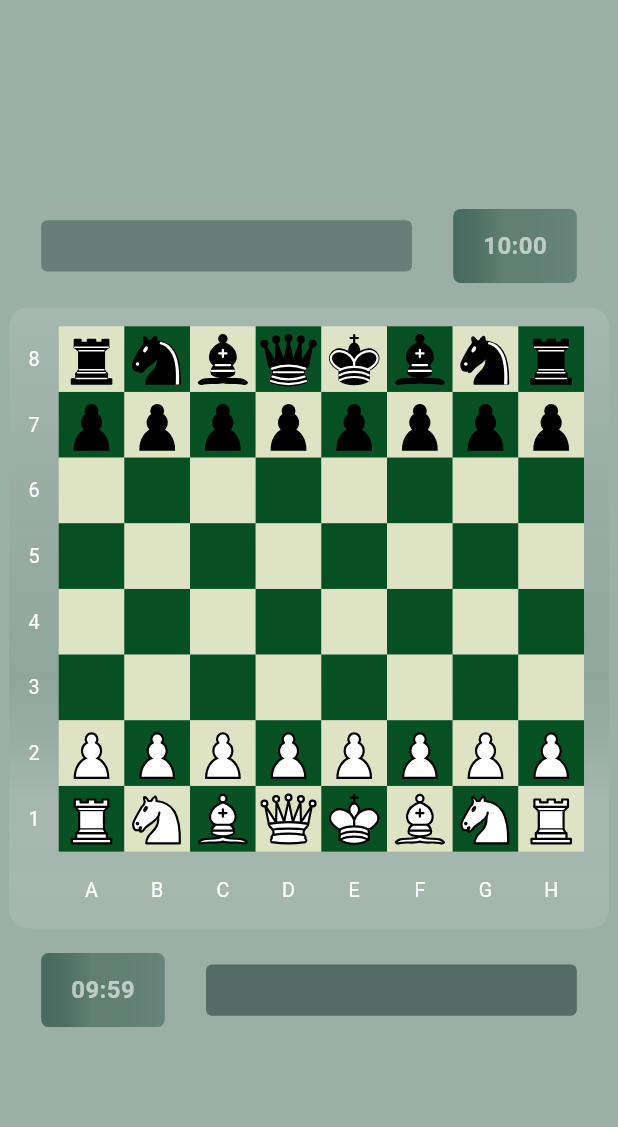
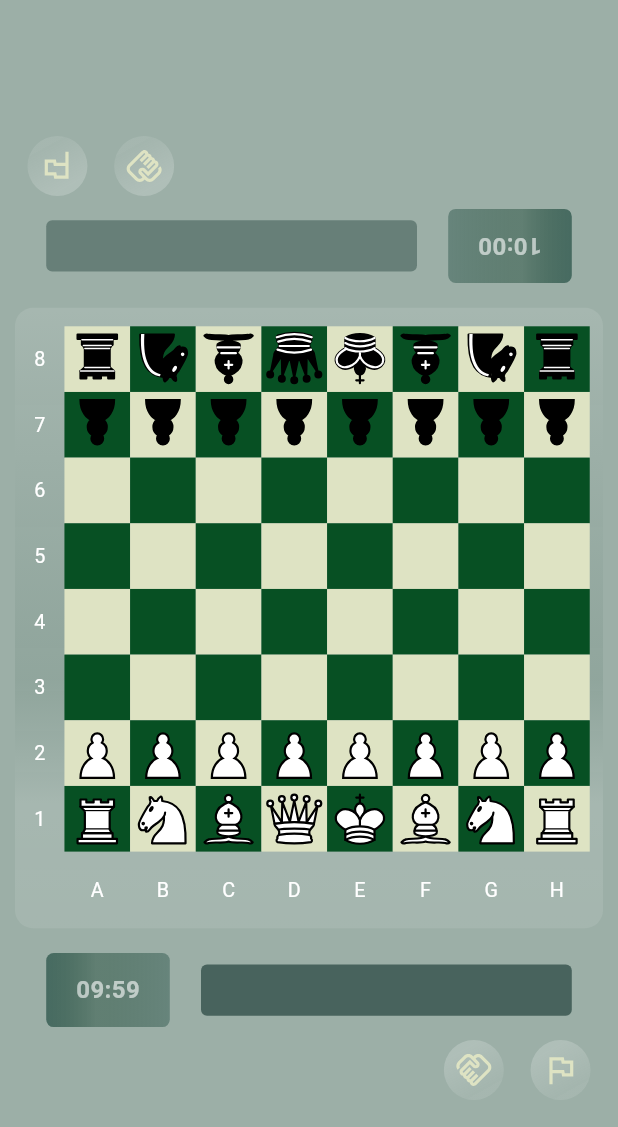
Before and after one commit to anujjainwork/chess-game-flutter, a Flutter app: the screen it shows after launch, after a tap on "Play 1v1", on a phone screen of 412 x 824 dp. Shown: the top 1127 px of the screen. Run offline on Flutter 3.47's test engine with Material 3 defaults, Android fonts, the phone set to English and light mode, and no system bars; our stand-ins replace bloc, equatable, flutter_bloc, flutter_svg, font_awesome_flutter, sqflite and 1 more; accounts and stored records are empty.

Commit message:
implemented resign and draw, also rotated the upper half 180 degress in UI

```diff
--- a/lib/common/colors.dart
+++ b/lib/common/colors.dart
@@ -5,7 +5,7 @@ class AppColors {
   static const blackCellColor = Color.fromRGBO(7, 80, 35, 1);
   static const darkGreenBackgroundColor = Color.fromRGBO(7, 54, 35, 0.4);
   static const darkGreenBoxColor = Color.fromRGBO(51, 80, 74, 0.5);
-  static const lightGreenBoxColor = Color.fromRGBO(51, 80, 74, 0.7);
+  static const lightGreenBoxColor = Color.fromRGBO(51, 80, 74, 0.8);
 
   static const boxColor1 = Color.fromRGBO(240, 255, 255, 0.1);
   static const boardWidgetGradient = LinearGradient(
--- a/lib/features/board/presentation/bloc/board_bloc_builder.dart
+++ b/lib/features/board/presentation/bloc/board_bloc_builder.dart
@@ -1,9 +1,10 @@
 import 'package:chess/features/board/presentation/bloc/board_logic_bloc.dart';
+import 'package:chess/features/board/presentation/bloc/game_status_bloc.dart';
 import 'package:chess/features/board/presentation/widget/board_full_widget.dart';
 import 'package:flutter/material.dart';
 import 'package:flutter_bloc/flutter_bloc.dart';
 
-BlocBuilder boardGameBlocBuilder() {
+BlocBuilder boardGameBlocBuilder(GameStatusBloc gameStatusBloc) {
   return BlocBuilder<BoardLogicBloc, BoardLogicState>(
     builder: (context, boardState) {
       final bloc = context.read<BoardLogicBloc>();
@@ -16,9 +17,9 @@ BlocBuilder boardGameBlocBuilder() {
           boardState is PieceDeselected ||
           boardState is ValidMovesHighlighted ||
           boardState is IsCheckState) {
-        return getBoardFullWidget(context, bloc, boardState);
+        return getBoardFullWidget(context, bloc, boardState,gameStatusBloc);
       } else if (boardState is InvalidMoveAttempted) {
-        return getBoardFullWidget(context, bloc, boardState);
+        return getBoardFullWidget(context, bloc, boardState,gameStatusBloc);
       } else {
         return const Center(
           child: Text('Something went wrong!'),
--- /dev/null
+++ b/lib/features/board/presentation/bloc/game_status_bloc.dart
@@ -0,0 +1,56 @@
+import 'package:bloc/bloc.dart';
+import 'package:chess/features/board/business/enums/player_type_enum.dart';
+import 'package:equatable/equatable.dart';
+
+part 'game_status_event.dart';
+part 'game_status_state.dart';
+
+class GameStatusBloc extends Bloc<GameStatusEvent, GameStatusState> {
+  GameStatusBloc() : super(const GameStarted()) {
+    on<WhiteTimeIsOut>(_handleWhiteTimeOut);
+    on<BlackTimeIsOut>(_handleBlackTimeOut);
+    on<InitiateDraw>(_handleInitiateDraw);
+    on<AcceptDraw>(_handleAcceptDraw);
+    on<DenyDraw>(_handleDenyDraw);
+    on<InitiateResign>(_handleInitialiseResign);
+    on<ConfirmResign>(_handleConfirmResign);
+    on<CancelResign>(_handleCancelResign);
+  }
+
+  // Event Handlers
+  void _handleWhiteTimeOut(
+      WhiteTimeIsOut event, Emitter<GameStatusState> emit) {
+    emit(const BlackWon(player: PlayerType.black));
+  }
+
+  void _handleBlackTimeOut(
+      BlackTimeIsOut event, Emitter<GameStatusState> emit) {
+    emit(const WhiteWon(player: PlayerType.white));
+  }
+
+  void _handleInitiateDraw(InitiateDraw event, Emitter<GameStatusState> emit) {
+    emit(DrawInitiatedState(event.playerType));
+  }
+
+  void _handleAcceptDraw(AcceptDraw event, Emitter<GameStatusState> emit) {
+    emit(const GameDraw());
+  }
+
+  void _handleDenyDraw(DenyDraw event, Emitter<GameStatusState> emit) {
+    emit(const DrawDeniedState());
+  }
+
+  void _handleInitialiseResign(
+      InitiateResign event, Emitter<GameStatusState> emit) {
+    emit(ResignInitiatedState(player: event.playerType));
+  }
+
+  void _handleConfirmResign(
+      ConfirmResign event, Emitter<GameStatusState> emit) {
+    emit(ResignConfirmedState(player: event.playerType));
+  }
+
+  void _handleCancelResign(CancelResign event, Emitter<GameStatusState> emit) {
+    emit(const ResignCancelledState());
+  }
+}
--- /dev/null
+++ b/lib/features/board/presentation/bloc/game_status_event.dart
@@ -0,0 +1,44 @@
+part of 'game_status_bloc.dart';
+
+sealed class GameStatusEvent extends Equatable {
+  const GameStatusEvent();
+
+  @override
+  List<Object> get props => [];
+}
+
+class StartGame extends GameStatusEvent {}
+
+class EndGame extends GameStatusEvent {}
+
+class InitiateDraw extends GameStatusEvent {
+  final PlayerType playerType;
+
+  const InitiateDraw({required this.playerType});
+}
+
+class AcceptDraw extends GameStatusEvent {}
+
+class DenyDraw extends GameStatusEvent {}
+
+class InitiateResign extends GameStatusEvent {
+  final PlayerType playerType;
+
+  const InitiateResign({required this.playerType});
+}
+
+class ConfirmResign extends GameStatusEvent {
+  final PlayerType playerType;
+
+  const ConfirmResign({required this.playerType});
+}
+
+class CancelResign extends GameStatusEvent {
+  final PlayerType playerType;
+
+  const CancelResign({required this.playerType});
+}
+
+class BlackTimeIsOut extends GameStatusEvent {}
+
+class WhiteTimeIsOut extends GameStatusEvent {}
--- /dev/null
+++ b/lib/features/board/presentation/bloc/game_status_state.dart
@@ -0,0 +1,50 @@
+part of 'game_status_bloc.dart';
+
+sealed class GameStatusState extends Equatable {
+  final PlayerType? player;
+
+  const GameStatusState([this.player]);
+
+  @override
+  List<Object?> get props => [player];
+}
+
+final class GameStarted extends GameStatusState {
+  const GameStarted() : super(null);
+}
+
+final class GameEnded extends GameStatusState {
+  const GameEnded(PlayerType? player) : super(player);
+}
+
+final class WhiteWon extends GameStatusState {
+  const WhiteWon({required PlayerType player}) : super(player);
+}
+
+final class BlackWon extends GameStatusState {
+  const BlackWon({required PlayerType player}) : super(player);
+}
+
+final class DrawInitiatedState extends GameStatusState {
+  const DrawInitiatedState(PlayerType? player) : super(player);
+}
+
+final class DrawDeniedState extends GameStatusState {
+  const DrawDeniedState() : super(null);
+}
+
+final class GameDraw extends GameStatusState {
+  const GameDraw() : super(null);
+}
+
+final class ResignInitiatedState extends GameStatusState {
+  const ResignInitiatedState({required PlayerType player}) : super(player);
+}
+
+final class ResignCancelledState extends GameStatusState {
+  const ResignCancelledState() : super(null);
+}
+
+final class ResignConfirmedState extends GameStatusState {
+  const ResignConfirmedState({required PlayerType player}) : super(player);
+}
--- a/lib/features/board/presentation/cubit/game_cubit.dart
+++ /dev/null
@@ -1,37 +0,0 @@
-import 'package:bloc/bloc.dart';
-import 'package:equatable/equatable.dart';
-
-part 'game_state.dart';
-
-class GameStatusCubit extends Cubit<GameStatusState> {
-  GameStatusCubit() : super(GameStarted());
-
-  bool _isWhiteTimeOut = false;
-  bool _isBlackTimeOut = false;
-
-  get isWhiteTimeOut => _isWhiteTimeOut;
-  get isBlackTimeOut => _isBlackTimeOut;
-
-  void whiteTimeIsOut(){
-    _isWhiteTimeOut = true;
-    print('white time is out');
-    emit(BlackWon());
-  }
-  void blackTimeIsOut(){
-    _isBlackTimeOut = true;
-    print('black time is out');
-    emit(WhiteWon());
-  }
-
-  void drawInitiated(){
-
-  }
-
-  void drawAccepted(){
-
-  }
-
-  void drawDenied(){
-
-  }
-}
--- a/lib/features/board/presentation/cubit/game_state.dart
+++ /dev/null
@@ -1,18 +0,0 @@
-part of 'game_cubit.dart';
-
-sealed class GameStatusState extends Equatable {
-  const GameStatusState();
-
-  @override
-  List<Object> get props => [];
-}
-
-final class GameStarted extends GameStatusState {}
-
-final class GameEnded extends GameStatusState {}
-
-final class WhiteWon extends GameStatusState {}
-
-final class BlackWon extends GameStatusState {}
-
-final class GameDraw extends GameStatusState {}
--- a/lib/features/board/presentation/cubit/timer_cubit.dart
+++ b/lib/features/board/presentation/cubit/timer_cubit.dart
@@ -3,20 +3,21 @@ import 'dart:async';
 import 'package:bloc/bloc.dart';
 import 'package:chess/features/board/business/enums/player_type_enum.dart';
 import 'package:chess/features/board/data/model/player_model.dart';
-import 'package:chess/features/board/presentation/cubit/game_cubit.dart';
+import 'package:chess/features/board/presentation/bloc/game_status_bloc.dart';
 import 'package:equatable/equatable.dart';
 
 part 'timer_state.dart';
 
 class TimerCubit extends Cubit<TimerState> {
-  final GameStatusCubit winCubit;
-  TimerCubit({required this.winCubit}) : super(TimerInitial());
+  final GameStatusBloc gameStatusBloc;
+  TimerCubit({required this.gameStatusBloc}) : super(TimerInitial());
 
   PlayerModel whitePlayer = PlayerModel(
       playerType: PlayerType.white,
       playerTimeLeft: const Duration(minutes: 10));
   PlayerModel blackPlayer = PlayerModel(
-      playerType: PlayerType.black, playerTimeLeft: const Duration(minutes: 10));
+      playerType: PlayerType.black,
+      playerTimeLeft: const Duration(minutes: 10));
 
   Timer? _timer;
   int _elapsedTimeWhite = 0;
@@ -30,15 +31,17 @@ class TimerCubit extends Cubit<TimerState> {
       if (currentPlayer == PlayerType.white) {
         _elapsedTimeWhite++;
         whitePlayer = whitePlayer.copyWith(
-          playerTimeLeft: const Duration(minutes: 10) - Duration(seconds: _elapsedTimeWhite),
+          playerTimeLeft: const Duration(minutes: 10) -
+              Duration(seconds: _elapsedTimeWhite),
         );
-        if(whitePlayer.playerTimeLeft== const Duration(seconds: 0))winCubit.whiteTimeIsOut();
+        if (whitePlayer.playerTimeLeft == const Duration(seconds: 0)) gameStatusBloc.add(WhiteTimeIsOut());
       } else {
         _elapsedTimeBlack++;
         blackPlayer = blackPlayer.copyWith(
-          playerTimeLeft: const Duration(minutes: 10) - Duration(seconds: _elapsedTimeBlack),
+          playerTimeLeft: const Duration(minutes: 10) -
+              Duration(seconds: _elapsedTimeBlack),
         );
-        if(blackPlayer.playerTimeLeft==const Duration(seconds: 0))winCubit.blackTimeIsOut();
+        if (blackPlayer.playerTimeLeft == const Duration(seconds: 0)) gameStatusBloc.add(BlackTimeIsOut());
       }
       emit(TimerUpdated(whitePlayer, blackPlayer));
     });
@@ -51,9 +54,11 @@ class TimerCubit extends Cubit<TimerState> {
   void resetTimer() {
     _timer?.cancel();
     whitePlayer = PlayerModel(
-        playerType: PlayerType.white, playerTimeLeft: const Duration(minutes: 10));
+        playerType: PlayerType.white,
+        playerTimeLeft: const Duration(minutes: 10));
     blackPlayer = PlayerModel(
-        playerType: PlayerType.black, playerTimeLeft: const Duration(minutes: 10));
+        playerType: PlayerType.black,
+        playerTimeLeft: const Duration(minutes: 10));
     _elapsedTimeWhite = 0;
     _elapsedTimeBlack = 0;
     emit(TimerUpdated(whitePlayer, blackPlayer));
--- a/lib/features/board/presentation/view/board_view.dart
+++ b/lib/features/board/presentation/view/board_view.dart
@@ -1,9 +1,9 @@
 import 'package:chess/features/board/presentation/bloc/board_bloc_builder.dart';
 import 'package:chess/features/board/presentation/bloc/board_logic_bloc.dart';
+import 'package:chess/features/board/presentation/bloc/game_status_bloc.dart';
 import 'package:chess/features/board/presentation/cubit/timer_cubit.dart';
-import 'package:chess/features/board/presentation/cubit/game_cubit.dart';
-import 'package:chess/features/board/presentation/widget/board_full_widget.dart';
 import 'package:chess/common/colors.dart';
+import 'package:chess/features/board/presentation/widget/game_draw_resign_widget.dart';
 import 'package:flutter/material.dart';
 import 'package:flutter_bloc/flutter_bloc.dart';
 
@@ -12,17 +12,19 @@ class BoardGameView extends StatelessWidget {
 
   @override
   Widget build(BuildContext context) {
-    return BlocProvider<GameStatusCubit>(
-      create: (_) => GameStatusCubit(),
+    return BlocProvider<GameStatusBloc>(
+      create: (_) => GameStatusBloc(),
       child: MultiBlocProvider(
         providers: [
           BlocProvider<TimerCubit>(
-            create: (context) => TimerCubit(winCubit: context.read<GameStatusCubit>()),
+            create: (context) => TimerCubit(
+              gameStatusBloc: context.read<GameStatusBloc>(),
+            ),
           ),
           BlocProvider<BoardLogicBloc>(
-            create: (context) =>
-                BoardLogicBloc(timerCubit: context.read<TimerCubit>())
-                  ..add(InitializeBoard()),
+            create: (context) => BoardLogicBloc(
+              timerCubit: context.read<TimerCubit>(),
+            )..add(InitializeBoard()),
           ),
         ],
         child: SafeArea(
@@ -31,24 +33,67 @@ class BoardGameView extends StatelessWidget {
             body: Column(
               mainAxisAlignment: MainAxisAlignment.spaceEvenly,
               children: [
-              BlocBuilder<GameStatusCubit, GameStatusState>(
+                BlocBuilder<GameStatusBloc, GameStatusState>(
                   builder: (context, gameState) {
-                    if (gameState is GameStarted) {
-                      return boardGameBlocBuilder();
-                    }
-                    else if(gameState is WhiteWon){
+                    switch (gameState.runtimeType) {
+                      case const (GameStarted):
+                        return boardGameBlocBuilder(
+                            context.read<GameStatusBloc>());
+
+                      case const (WhiteWon):
                         return const Center(
-                        child: Text('White Won!',style: TextStyle(color: Colors.white),),
+                          child: Text(
+                            'White Won!',
+                            style: TextStyle(color: Colors.white),
+                          ),
                         );
-                    }
-                    else if(gameState is BlackWon){
+
+                      case const (BlackWon):
                         return const Center(
-                        child: Text('Black Won!',style: TextStyle(color: Colors.white),),
+                          child: Text(
+                            'Black Won!',
+                            style: TextStyle(color: Colors.white),
+                          ),
                         );
-                    }
-                    else {
+
+                      case const (GameDraw):
                         return const Center(
-                        child: Text('Unexpected game state!',style: TextStyle(color: Colors.white),),
+                          child: Text(
+                            'Game is now draw!',
+                            style: TextStyle(color: Colors.white),
+                          ),
+                        );
+
+                      case const (DrawInitiatedState):
+                        return getGameDrawOrResignWidget(context,
+                            context.read<GameStatusBloc>(), gameState, true);
+
+                      case const (DrawDeniedState):
+                        return boardGameBlocBuilder(
+                            context.read<GameStatusBloc>());
+
+                      case const (ResignInitiatedState):
+                        return getGameDrawOrResignWidget(context,
+                            context.read<GameStatusBloc>(), gameState, false);
+
+                      case const (ResignConfirmedState):
+                        return Center(
+                          child: Text(
+                            '${gameState.player} resigned',
+                            style: const TextStyle(color: Colors.white),
+                          ),
+                        );
+
+                      case const (ResignCancelledState):
+                        return boardGameBlocBuilder(
+                            context.read<GameStatusBloc>());
+                      default:
+                        print('Unexpected game state: $gameState');
+                        return const Center(
+                          child: Text(
+                            'Unexpected game state!',
+                            style: TextStyle(color: Colors.white),
+                          ),
                         );
                     }
                   },
@@ -57,7 +102,7 @@ class BoardGameView extends StatelessWidget {
             ),
           ),
         ),
-    )
+      ),
     );
   }
 }
--- a/lib/features/board/presentation/widget/board_full_widget.dart
+++ b/lib/features/board/presentation/widget/board_full_widget.dart
@@ -1,14 +1,20 @@
 import 'package:chess/common/utils.dart';
 import 'package:chess/features/board/presentation/bloc/board_logic_bloc.dart';
+import 'package:chess/features/board/presentation/bloc/game_status_bloc.dart';
 import 'package:chess/features/board/presentation/widget/board_widget.dart';
 import 'package:chess/features/board/presentation/widget/captured_piece_widget.dart';
+import 'package:chess/features/board/presentation/widget/resign_draw_widget.dart';
 import 'package:chess/features/board/presentation/widget/timer_widget.dart';
 import 'package:flutter/material.dart';
 
-Widget getBoardFullWidget(BuildContext context, BoardLogicBloc bloc,BoardLogicState state) {
-  return Column(
+Widget getBoardFullWidget(
+    BuildContext context, BoardLogicBloc bloc, BoardLogicState state, GameStatusBloc gameStatusBloc) {
+  return Padding(
+      padding: const EdgeInsets.all(10),
+      child: Column(
         mainAxisAlignment: MainAxisAlignment.center,
         children: [
+          getResignDrawWidgets(context, MainAxisAlignment.end,gameStatusBloc,false),
           Row(
             mainAxisAlignment: MainAxisAlignment.spaceEvenly,
             children: [
@@ -30,6 +36,7 @@ Widget getBoardFullWidget(BuildContext context, BoardLogicBloc bloc,BoardLogicSt
               getCapturedPiecesWidget(bloc.capturedPiecesWhite, context, false),
             ],
           ),
+          getResignDrawWidgets(context, MainAxisAlignment.end,gameStatusBloc,true),
         ],
-  );
+      ));
 }
--- a/lib/features/board/presentation/widget/board_widget.dart
+++ b/lib/features/board/presentation/widget/board_widget.dart
@@ -107,9 +107,10 @@ Widget getBoardGameWidget(
                                       : AppColors.blackCellColor),
                         ),
                         child: board[index].hasPiece
-                            ? Center(
+                            ? Transform.rotate(angle: board[index].pieceEntity!.playerType==PlayerType.white?0:3.14159,
+                            child: Center(
                                 child: getPieceIcon(board[index].pieceEntity!.pieceId),
-                              )
+                              ),)
                             : null,
                       ),
                     );
--- a/lib/features/board/presentation/widget/captured_piece_widget.dart
+++ b/lib/features/board/presentation/widget/captured_piece_widget.dart
@@ -5,7 +5,7 @@ import 'package:chess/common/map_piece_icons.dart';
 import 'package:flutter/material.dart';
 
 Widget getCapturedPiecesWidget(
-    List<PieceEntity> capturedPieces, BuildContext context,bool isForWhite) {
+    List<PieceEntity> capturedPieces, BuildContext context, bool isForWhite) {
   // Group pieces by pieceId
   final Map<String, int> pieceCount = {};
   for (var piece in capturedPieces) {
@@ -23,8 +23,9 @@ Widget getCapturedPiecesWidget(
       width: containerWidth,
       height: baseIconSize + iconSpacing, // Default height
       decoration: BoxDecoration(
-        color: isForWhite?AppColors.darkGreenBoxColor:
-        AppColors.lightGreenBoxColor,
+        color: isForWhite
+            ? AppColors.darkGreenBoxColor
+            : AppColors.lightGreenBoxColor,
         borderRadius: BorderRadius.circular(4.0),
       ),
     );
@@ -32,19 +33,22 @@ Widget getCapturedPiecesWidget(
 
   // Calculate total icons and required rows
   final totalIcons = pieceCount.keys.length;
-  final maxIconsPerRow = (containerWidth / (baseIconSize + iconSpacing)).floor();
+  final maxIconsPerRow =
+      (containerWidth / (baseIconSize + iconSpacing)).floor();
   final rows = (totalIcons / maxIconsPerRow).ceil();
 
   // Adjust icon size if necessary
   final iconSize = rows > 1 ? baseIconSize * (1 / rows) : baseIconSize;
 
-  return Container(
+  return Transform.rotate(
+    angle: isForWhite ? 3.14159 : 0,
+    child: Container(
       width: containerWidth,
       height: (rows * (iconSize + iconSpacing) + iconSpacing).toDouble(),
       decoration: BoxDecoration(
-      color: isForWhite?
-      AppColors.lightGreenBoxColor:
-      AppColors.darkGreenBoxColor,
+        color: isForWhite
+            ? AppColors.darkGreenBoxColor
+            : AppColors.lightGreenBoxColor,
         borderRadius: BorderRadius.circular(4.0),
       ),
       child: Wrap(
@@ -86,5 +90,6 @@ Widget getCapturedPiecesWidget(
             ),
         ],
       ),
+    ),
   );
 }
--- /dev/null
+++ b/lib/features/board/presentation/widget/resign_draw_widget.dart
@@ -0,0 +1,38 @@
+import 'package:chess/common/utils.dart';
+import 'package:chess/features/board/business/enums/player_type_enum.dart';
+import 'package:chess/features/board/presentation/bloc/game_status_bloc.dart';
+import 'package:flutter/material.dart';
+import 'package:flutter_svg/svg.dart';
+
+Widget getResignDrawWidgets(
+    BuildContext context, MainAxisAlignment mainAxisAlignment, GameStatusBloc gameStatusBloc, bool isPlayerWhite) {
+  double iconSize = getDynamicWidth(context, 10);
+
+  return Transform.rotate(angle: isPlayerWhite?0:3.14159,
+  child: Row(
+    mainAxisAlignment: mainAxisAlignment,
+    children: [
+      IconButton(
+        onPressed: () {
+          gameStatusBloc.add(InitiateDraw(
+              playerType: isPlayerWhite ? PlayerType.white : PlayerType.black));
+        },
+        icon: SvgPicture.asset(
+          'lib/assets/draw-button.svg',
+          width: iconSize,
+          height: iconSize,
+        ),
+      ),
+      IconButton(
+        onPressed: () {
+          gameStatusBloc.add(InitiateResign(playerType: isPlayerWhite ? PlayerType.white : PlayerType.black));
+        },
+        icon: SvgPicture.asset(
+          'lib/assets/resign.svg',
+          width: iconSize,
+          height: iconSize,
+        ),
+      ),
+    ],
+  ),);
+}
--- a/lib/features/board/presentation/widget/timer_widget.dart
+++ b/lib/features/board/presentation/widget/timer_widget.dart
@@ -18,7 +18,9 @@ Widget getTimerWidget(bool isWhite) {
           return '$minutes:$seconds';
         }
 
-        return Container(
+        return Transform.rotate(
+          angle: isWhite ? 0 : 3.14159,
+          child: Container(
             height: getDynamicHeight(context, 6),
             width: getDynamicWidth(context, 20),
             decoration: BoxDecoration(
@@ -35,6 +37,7 @@ Widget getTimerWidget(bool isWhite) {
                 ),
               ),
             ),
+          ),
         );
       } else {
         return const CircularProgressIndicator();
--- a/pubspec.yaml
+++ b/pubspec.yaml
@@ -41,3 +41,5 @@ flutter:
     - lib/assets/rook_white.svg
     - lib/assets/king_bg.png
     - lib/assets/anuj.jpg
+    - lib/assets/draw-button.svg
+    - lib/assets/resign.svg
```
Also changed, not shown: lib/features/board/presentation/widget/game_draw_resign_widget.dart (added, +82 -0 lines), lib/assets/draw-button.svg (added), lib/assets/resign.svg (added). Lines whose indentation alone changed are shown as unchanged.
